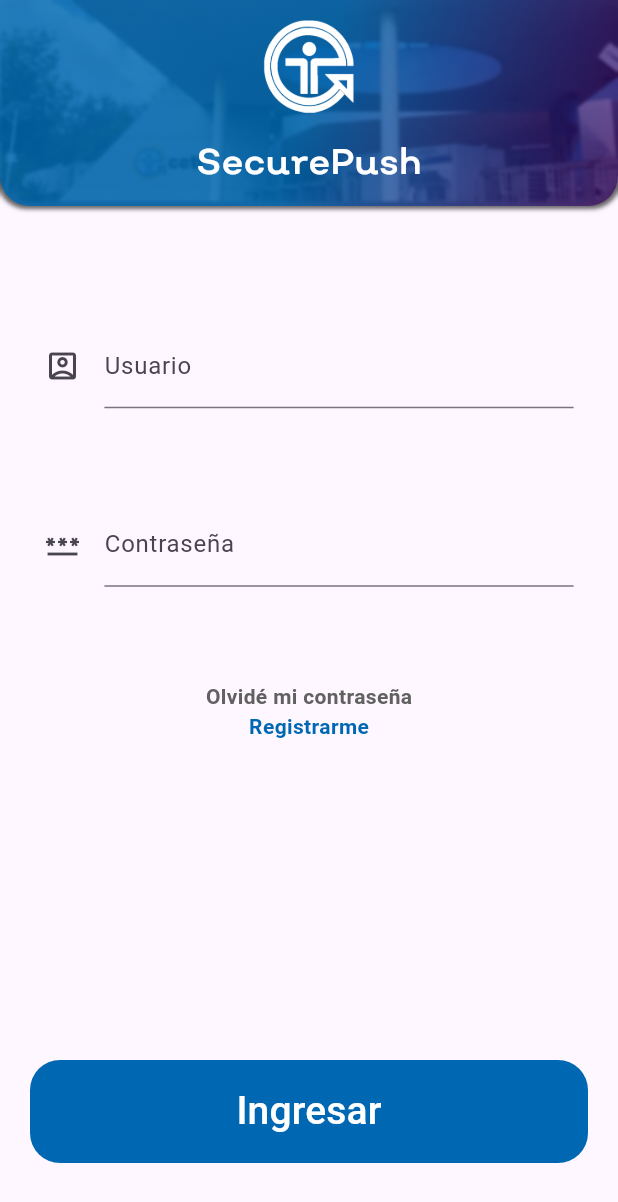
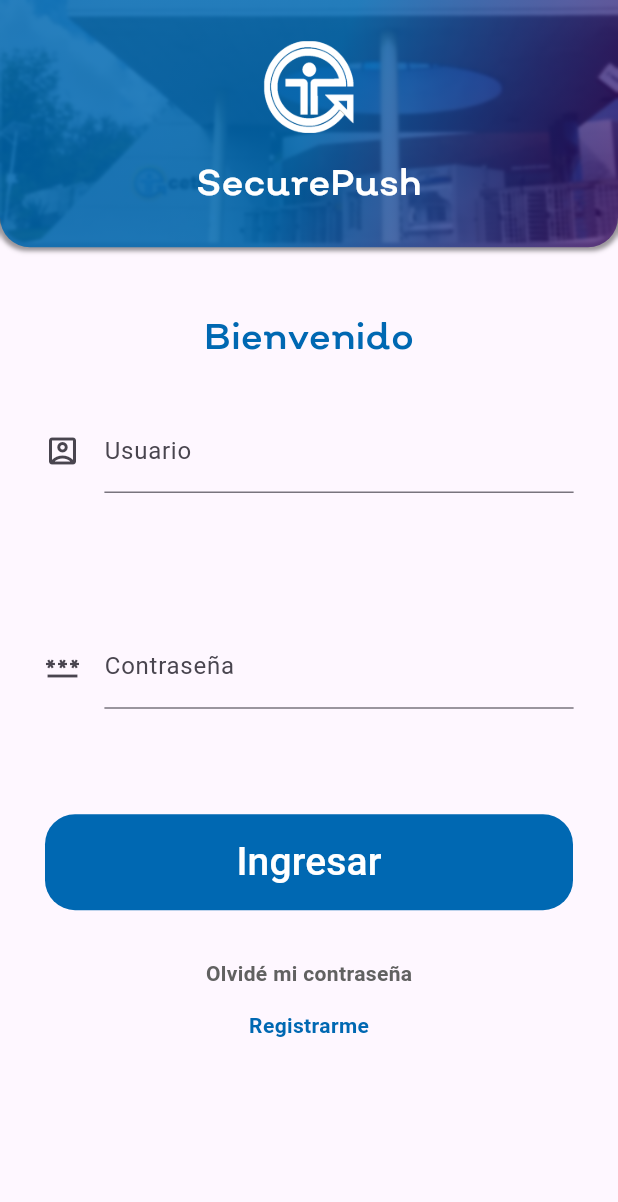
Before and after one commit to evera112398/boton_ceti, a Flutter app: the Logincreen screen opened directly, on a phone screen of 412 x 824 dp. Shown: the top 1202 px of the screen. Run offline on Flutter 3.47's test engine with Material 3 defaults, Android fonts, the phone set to English and light mode, and no system bars; our stand-ins replace animated_notch_bottom_bar, geolocator, google_maps_flutter, lottie, permission_handler.

Commit message:
Se agrega el login mejorado

```diff
--- a/lib/main.dart
+++ b/lib/main.dart
@@ -1,5 +1,6 @@
 import 'package:boton_ceti/controllers/alertas_controller.dart';
 import 'package:boton_ceti/views/home_screen.dart';
+import 'package:boton_ceti/views/login.dart';
 import 'package:flutter/material.dart';
 import 'package:flutter/services.dart';
 // import 'package:flutter_dotenv/flutter_dotenv.dart';
@@ -41,9 +42,9 @@ class _BotonCetiState extends State<BotonCeti> {
     return MaterialApp(
       debugShowCheckedModeBanner: false,
       title: 'Botón CETI',
-      initialRoute: 'homeScreen',
+      initialRoute: 'loginScreen',
       routes: {
-        'homeScreen': (context) => const HomeScreen(),
+        'loginScreen': (context) => const Logincreen(),
       },
     );
   }
--- a/lib/views/login.dart
+++ b/lib/views/login.dart
@@ -49,7 +49,7 @@ class _LogincreenState extends State<Logincreen> {
                             offset: const Offset(0, 3),
                             blurRadius: 1,
                             spreadRadius: 2,
-                            color: Colors.black.withOpacity(0.6),
+                            color: Colors.black.withOpacity(0.4),
                           )
                         ],
                       ),
@@ -135,9 +135,33 @@ class _LogincreenState extends State<Logincreen> {
                     return Column(
                       children: [
                         Container(
+                          margin: EdgeInsets.only(
+                              top: constraints.maxHeight * 0.05),
+                          child: Row(
+                            mainAxisAlignment: MainAxisAlignment.center,
+                            children: [
+                              SizedBox(
+                                width: constraints.maxWidth * 0.8,
+                                child: FittedBox(
+                                  fit: BoxFit.scaleDown,
+                                  child: Text(
+                                    'Bienvenido',
+                                    style: TextStyle(
+                                      fontFamily: 'Nutmeg',
+                                      color: VariablesGlobales.coloresApp[1],
+                                      fontSize: 24,
+                                    ),
+                                  ),
+                                ),
+                              ),
+                            ],
+                          ),
+                        ),
+                        Align(
+                          alignment: Alignment.topCenter,
                           child: Container(
                             margin: EdgeInsets.only(
-                                top: constraints.maxHeight * 0.13),
+                                top: constraints.maxHeight * 0.05),
                             height: constraints.maxHeight * 0.135,
                             width: constraints.maxWidth * 0.9,
                             child: TextFormField(
@@ -201,13 +225,51 @@ class _LogincreenState extends State<Logincreen> {
                         Align(
                           alignment: Alignment.topCenter,
                           child: Container(
+                            margin: const EdgeInsets.only(
+                                left: 20, right: 20, top: 40),
+                            height: constraints.maxHeight * 0.1,
+                            width: constraints.maxWidth,
+                            decoration: BoxDecoration(
+                              color: VariablesGlobales.coloresApp[1],
+                              borderRadius: BorderRadius.circular(
+                                  20.0), // Radio de los bordes del container
+                            ),
+                            child: TextButton(
+                              style: ButtonStyle(
+                                overlayColor:
+                                    MaterialStateProperty.resolveWith<Color>(
+                                  (Set<MaterialState> states) {
+                                    return Colors.transparent;
+                                  },
+                                ),
+                                splashFactory: NoSplash.splashFactory,
+                              ),
+                              child: const Text(
+                                "Ingresar",
+                                style: TextStyle(
+                                    color: Colors.white, fontSize: 26),
+                              ),
+                              onPressed: () => Future.microtask(() {
+                                Navigator.of(context).push(
+                                  crearRutaNamed(
+                                      const HomeScreen(), 'homeScreen'),
+                                );
+                              }),
+                            ),
+                          ),
+                        ),
+                        Align(
+                          alignment: Alignment.topCenter,
+                          child: Container(
                             margin: EdgeInsets.only(
-                                top: constraints.maxHeight * 0.09),
+                                top: constraints.maxHeight * 0.05),
                             height: constraints.maxHeight * 0.135,
                             width: constraints.maxWidth * 0.9,
                             child: Column(
                               children: [
-                                Row(
+                                Container(
+                                  margin: EdgeInsets.only(bottom: 15),
+                                  child: Row(
                                     mainAxisAlignment: MainAxisAlignment.center,
                                     children: [
                                       GestureDetector(
@@ -221,6 +283,7 @@ class _LogincreenState extends State<Logincreen> {
                                         ),
                                       ),
                                     ],
+                                  ),
                                 ),
                                 Row(
                                   mainAxisAlignment: MainAxisAlignment.center,
@@ -248,7 +311,7 @@ class _LogincreenState extends State<Logincreen> {
                 ),
               ),
             ),
-            Expanded(
+            /* Expanded(
                 flex: 1,
                 child: Align(
                     alignment: Alignment.topCenter,
@@ -291,7 +354,7 @@ class _LogincreenState extends State<Logincreen> {
                           ),
                         );
                       },
-                    )))
+                    ))) */
           ],
         ),
       ),
```
Also changed, not shown: pubspec.lock. Lines whose indentation alone changed are shown as unchanged.
